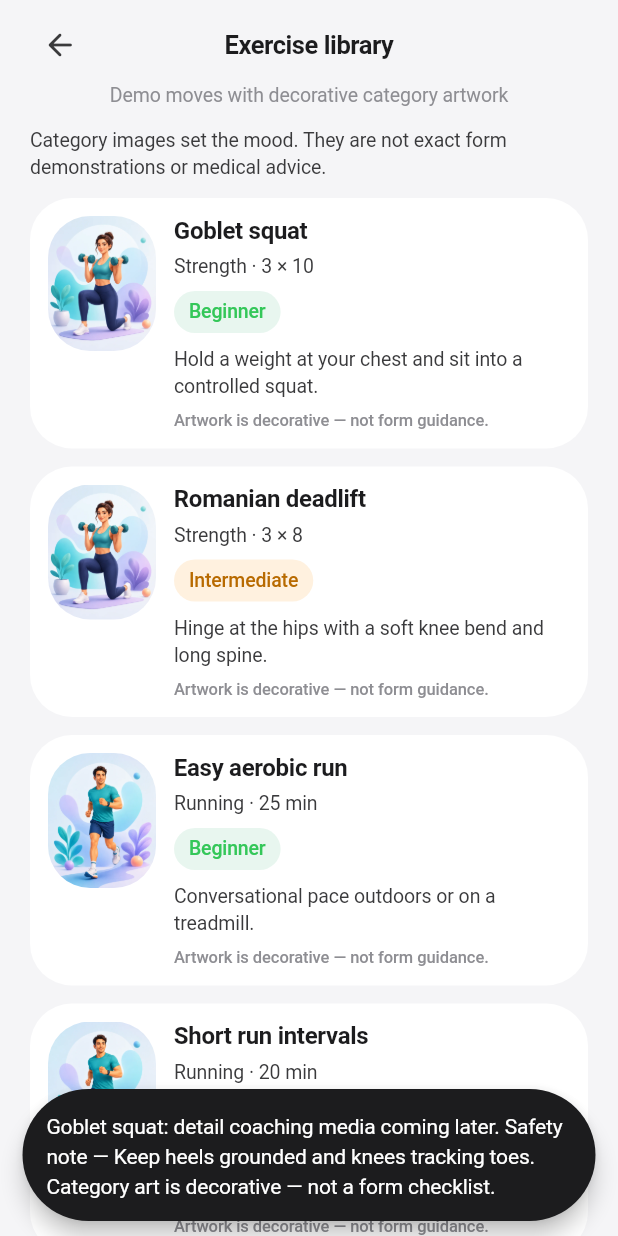
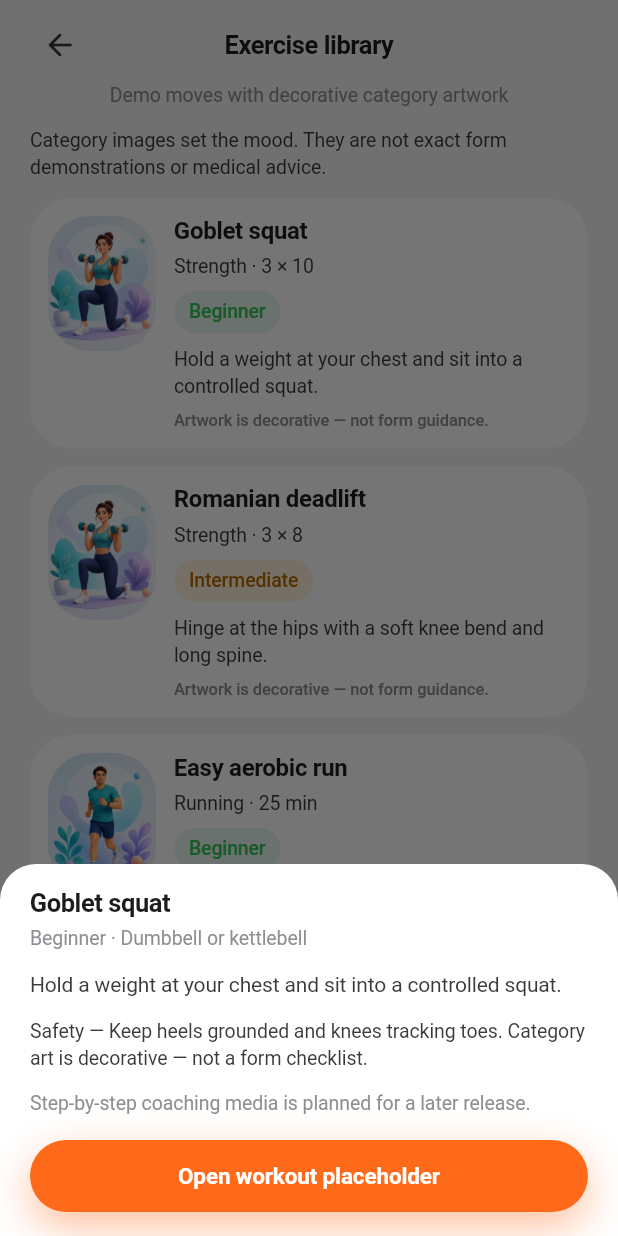
Before and after one commit to almightymoon/MyMe, a Flutter app: the ExerciseLibraryScreen screen opened by its route, after a tap on "Goblet squat", on a phone screen of 412 x 824 dp. Run offline on Flutter 3.47's test engine with Material 3 defaults, Android fonts, the phone set to English and light mode, and no system bars; our stand-ins replace dio, drift, drift_flutter, flutter_markdown, flutter_riverpod, flutter_svg and 4 more; missing offline and left inert: device_calendar, health; accounts and stored records are empty; generated files the repository leaves out were written again.

Commit message:
fix(release): remove dead actions and misleading product claims
Stop seeding demo module content in production, replace fake Insights metrics with honest copy, and keep Exercise actions truthful.

Co-authored-by: Cursor <cursoragent@cursor.com>

```diff
--- a/apps/mobile/lib/features/exercise/presentation/screens/exercise_library_screen.dart
+++ b/apps/mobile/lib/features/exercise/presentation/screens/exercise_library_screen.dart
@@ -1,4 +1,5 @@
 import 'package:flutter/material.dart';
+import 'package:go_router/go_router.dart';
 
 import '../../../../app/router/app_navigation.dart';
 import '../../../../app/router/route_names.dart';
@@ -7,8 +8,10 @@ import '../../../../app/theme/app_spacing.dart';
 import '../../../../app/theme/app_text_styles.dart';
 import '../../../../core/widgets/empty_feature_card.dart';
 import '../../../../core/widgets/memy_page_header.dart';
+import '../../../../core/widgets/memy_primary_button.dart';
 import '../../data/exercise_demo_data.dart';
 import '../../domain/entities/exercise_category.dart';
+import '../../domain/entities/exercise_difficulty.dart';
 import '../../domain/entities/exercise_item.dart';
 import '../widgets/exercise_list_tile.dart';
 
@@ -102,16 +105,7 @@ class ExerciseLibraryScreen extends StatelessWidget {
                         final exercise = items[index];
                         return ExerciseListTile(
                           exercise: exercise,
-                          onTap: () {
-                            ScaffoldMessenger.of(context).showSnackBar(
-                              SnackBar(
-                                content: Text(
-                                  '${exercise.name}: detail coaching media coming later. '
-                                  'Safety note — ${exercise.safetyNote}',
-                                ),
-                              ),
-                            );
-                          },
+                          onTap: () => _showExerciseDetail(context, exercise),
                         );
                       },
                     ),
@@ -121,4 +115,70 @@ class ExerciseLibraryScreen extends StatelessWidget {
       ),
     );
   }
+
+  /// Shows what MeMy actually knows about the exercise and routes to the
+  /// labelled workout placeholder, rather than a dead "coming later" toast.
+  void _showExerciseDetail(BuildContext context, ExerciseItem exercise) {
+    showModalBottomSheet<void>(
+      context: context,
+      isScrollControlled: true,
+      backgroundColor: AppColors.surface,
+      shape: const RoundedRectangleBorder(
+        borderRadius: BorderRadius.vertical(top: Radius.circular(24)),
+      ),
+      builder: (sheetContext) {
+        return SafeArea(
+          child: Padding(
+            padding: const EdgeInsets.fromLTRB(
+              AppSpacing.page,
+              AppSpacing.lg,
+              AppSpacing.page,
+              AppSpacing.lg,
+            ),
+            child: Column(
+              key: const Key('exercise_detail_sheet'),
+              mainAxisSize: MainAxisSize.min,
+              crossAxisAlignment: CrossAxisAlignment.start,
+              children: [
+                Text(exercise.name, style: AppTextStyles.titleLarge()),
+                const SizedBox(height: AppSpacing.xs),
+                Text(
+                  '${exercise.difficulty.label} · ${exercise.equipment}',
+                  style: AppTextStyles.bodySmall(color: AppColors.faintText),
+                ),
+                const SizedBox(height: AppSpacing.md),
+                Text(
+                  exercise.description,
+                  style: AppTextStyles.bodyMedium(
+                    color: AppColors.secondaryText,
+                  ),
+                ),
+                const SizedBox(height: AppSpacing.md),
+                Text(
+                  'Safety — ${exercise.safetyNote}',
+                  style: AppTextStyles.bodySmall(
+                    color: AppColors.secondaryText,
+                  ),
+                ),
+                const SizedBox(height: AppSpacing.md),
+                Text(
+                  'Step-by-step coaching media is planned for a later release.',
+                  style: AppTextStyles.bodySmall(color: AppColors.faintText),
+                ),
+                const SizedBox(height: AppSpacing.lg),
+                MemyPrimaryButton(
+                  key: const Key('exercise_detail_start'),
+                  label: 'Open workout placeholder',
+                  onPressed: () {
+                    Navigator.of(sheetContext).pop();
+                    context.push(RoutePaths.workoutSession);
+                  },
+                ),
+              ],
+            ),
+          ),
+        );
+      },
+    );
+  }
 }
--- a/apps/mobile/lib/features/exercise/presentation/widgets/exercise_artwork.dart
+++ b/apps/mobile/lib/features/exercise/presentation/widgets/exercise_artwork.dart
@@ -83,11 +83,7 @@ class _FallbackArt extends StatelessWidget {
       child: Column(
         mainAxisAlignment: MainAxisAlignment.center,
         children: [
-          Icon(
-            Icons.fitness_center_rounded,
-            color: AppColors.ember,
-            size: 36,
-          ),
+          Icon(Icons.fitness_center_rounded, color: AppColors.ember, size: 36),
           const SizedBox(height: 8),
           Text(
             category.label,
--- a/apps/mobile/lib/features/habits/presentation/screens/habits_overview_screen.dart
+++ b/apps/mobile/lib/features/habits/presentation/screens/habits_overview_screen.dart
@@ -96,7 +96,7 @@ class HabitsOverviewScreen extends ConsumerWidget {
                         message: filter == HabitsListFilter.active
                             ? 'No active habits yet. Tap + to create one.'
                             : 'No ${filter.name} habits.',
-                        icon: Icons.loop_rounded,
+                        icon: Icons.local_fire_department_rounded,
                         actionLabel: filter == HabitsListFilter.active
                             ? 'Add habit'
                             : null,
@@ -197,7 +197,7 @@ class _OverviewSummaryCard extends StatelessWidget {
               borderRadius: AppRadii.controlRadius,
             ),
             child: Icon(
-              Icons.loop_rounded,
+              Icons.local_fire_department_rounded,
               color: AppColors.habits,
               size: 28,
             ),
--- a/apps/mobile/lib/features/plan/presentation/plan_screen.dart
+++ b/apps/mobile/lib/features/plan/presentation/plan_screen.dart
@@ -53,7 +53,7 @@ class PlanScreen extends ConsumerWidget {
       _DashModule(
         keyName: 'dashboard_module_habits',
         title: 'Habits',
-        imageAsset: 'assets/images/modules/mod-goals.png',
+        imageAsset: 'assets/images/modules/mod-habits.png',
         path: RoutePaths.habits,
         builder: (context) => _HabitsModuleCopy(
           activeCount: habitsOverview?.activeCount ?? 0,
--- a/apps/mobile/lib/features/trust/presentation/about/about_memy_screen.dart
+++ b/apps/mobile/lib/features/trust/presentation/about/about_memy_screen.dart
@@ -102,7 +102,9 @@ class WhatsNewScreen extends ConsumerWidget {
       fallbackPath: RoutePaths.about,
       child: changelog.when(
         loading: () => const Center(child: CircularProgressIndicator()),
-        error: (e, _) => Text('Could not load changelog: $e'),
+        error: (_, _) => const Text(
+          "Couldn't load the changelog right now. Please try again later.",
+        ),
         data: (entries) {
           if (entries.isEmpty) {
             return const Text('No changelog entries yet.');
```
Also changed, not shown: apps/mobile/lib/features/more/presentation/more_screen.dart (+66 -29 lines), apps/mobile/lib/features/today/application/providers/today_tasks_provider.dart (+10 -2 lines), apps/mobile/lib/features/today/presentation/today_screen.dart (+75 -19 lines), apps/mobile/assets/images/modules/mod-habits.png (added), 1 other file.
